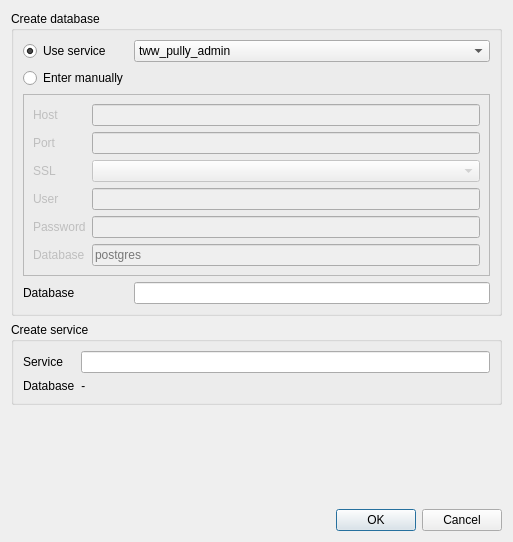
Above: oqtopus/ui/database_create_dialog.ui from ponceta/oqtopus before the change. Below: the same form after it.
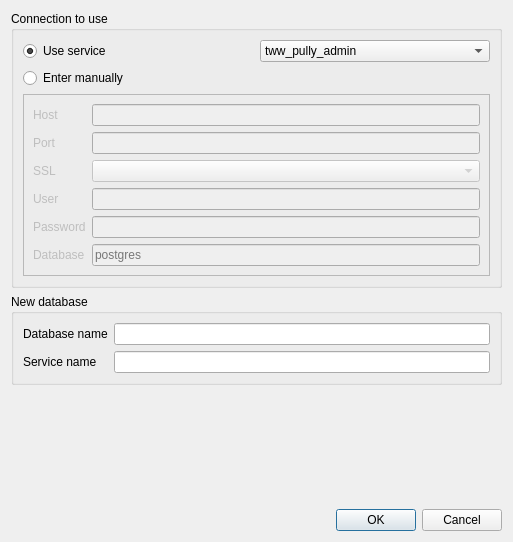
That is the form after the change.

Commit message: Better document DB create dialog / fix DB name for "Enter manually" (#70)

Patch:
```diff
--- a/oqtopus/ui/database_create_dialog.ui
+++ b/oqtopus/ui/database_create_dialog.ui
@@ -17,7 +17,7 @@
    <item>
     <widget class="QGroupBox" name="groupBox_2">
      <property name="title">
-      <string>Create database</string>
+      <string>Connection to use</string>
      </property>
      <layout class="QGridLayout" name="gridLayout_2">
       <item row="0" column="1">
@@ -164,25 +164,6 @@
         </attribute>
        </widget>
       </item>
-      <item row="6" column="1">
-       <widget class="QLineEdit" name="database_lineEdit">
-        <property name="font">
-         <font>
-          <italic>false</italic>
-         </font>
-        </property>
-        <property name="text">
-         <string/>
-        </property>
-       </widget>
-      </item>
-      <item row="6" column="0">
-       <widget class="QLabel" name="label_4">
-        <property name="text">
-         <string>Database</string>
-        </property>
-       </widget>
-      </item>
       <item row="0" column="0">
        <widget class="QRadioButton" name="useService_radioButton">
         <property name="text">
@@ -202,35 +183,45 @@
    <item>
     <widget class="QGroupBox" name="groupBox">
      <property name="title">
-      <string>Create service</string>
+      <string>New database</string>
      </property>
      <layout class="QGridLayout" name="gridLayout_3">
-      <item row="0" column="0">
+      <item row="1" column="0">
        <widget class="QLabel" name="label">
         <property name="text">
-         <string>Service</string>
+         <string>Service name</string>
         </property>
        </widget>
       </item>
-      <item row="0" column="1">
-       <widget class="QLineEdit" name="service_lineEdit"/>
-      </item>
       <item row="1" column="1">
-       <widget class="QLabel" name="database_label">
+       <widget class="QLineEdit" name="service_lineEdit">
+        <property name="toolTip">
+         <string>&lt;html&gt;&lt;head/&gt;&lt;body&gt;&lt;p&gt;Enter a convenient alias that will be created in your &lt;span style=&quot; font-style:italic;&quot;&gt;pg_service.conf&lt;/span&gt; file.&lt;/p&gt;&lt;/body&gt;&lt;/html&gt;</string>
+        </property>
+       </widget>
+      </item>
+      <item row="0" column="0">
+       <widget class="QLabel" name="label_4">
+        <property name="toolTip">
+         <string>Enter the actual name for the new database as it will exist inside your PostgreSQL installation.</string>
+        </property>
+        <property name="text">
+         <string>Database name</string>
+        </property>
+       </widget>
+      </item>
+      <item row="0" column="1">
+       <widget class="QLineEdit" name="database_lineEdit">
         <property name="font">
          <font>
-          <italic>true</italic>
+          <italic>false</italic>
          </font>
         </property>
-        <property name="text">
-         <string>-</string>
+        <property name="toolTip">
+         <string>Enter the actual name for the new database as it will exist inside your PostgreSQL installation.</string>
         </property>
-       </widget>
-      </item>
-      <item row="1" column="0">
-       <widget class="QLabel" name="label_2">
         <property name="text">
-         <string>Database</string>
+         <string/>
         </property>
        </widget>
       </item>
```
Left out of the diff: 8 changed lines with no effect on the pictures. The commit also changes 1 other file.
